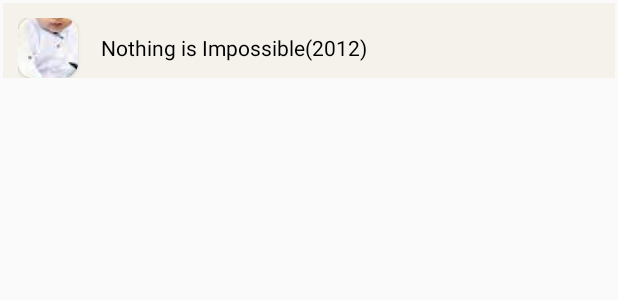
After one commit to vpy2021/apustruv, an Android app: the layout custom_movies_seach_design.xml on its own in the app's theme, with its tools: preview values and no code run, on a phone screen of 412 x 824 dp. The commit adds this screen. Shown: the top 300 px of the screen. Run offline under Robolectric (Android 15) with nearby library versions, the phone set to English and light mode, and no system bars; network calls fail.

Commit message:
Search Movies Screen

```diff
--- a/app/src/main/AndroidManifest.xml
+++ b/app/src/main/AndroidManifest.xml
@@ -15,6 +15,9 @@
         android:supportsRtl="true"
         android:theme="@style/Theme.Design.Light.NoActionBar"
         android:usesCleartextTraffic="true">
+        <activity
+            android:name=".Activity.MainActivity"
+            android:exported="true" />
         <activity
             android:name=".Activity.MemberScreenActivity"
             android:exported="true" />
@@ -41,7 +44,7 @@
         <activity android:name=".Activity.HomeActivity" />
         <activity android:name=".Activity.LoginActivity" />
         <activity android:name=".Activity.Account_setting2Activity" />
-        <activity android:name=".Activity.MainActivity">
+        <activity android:name="MoviesSearchActivity">
             <intent-filter>
                 <action android:name="android.intent.action.MAIN" />
 
--- a/app/src/main/res/layout/custom_input_design.xml
+++ b/app/src/main/res/layout/custom_input_design.xml
@@ -10,4 +10,5 @@
         android:bottomLeftRadius="15dp"
         android:topLeftRadius="15dp"
         android:topRightRadius="15dp" />
+
 </shape>
--- /dev/null
+++ b/app/src/main/res/layout/custom_movies_seach_design.xml
@@ -0,0 +1,49 @@
+<?xml version="1.0" encoding="utf-8"?>
+<LinearLayout xmlns:android="http://schemas.android.com/apk/res/android"
+    xmlns:app="http://schemas.android.com/apk/res-auto"
+    android:id="@+id/moviesLayoutID"
+    android:layout_width="match_parent"
+    android:layout_height="wrap_content"
+    android:layout_margin="2dp"
+    android:background="@color/bodycolor"
+    android:layout_marginTop="10dp"
+    android:orientation="vertical"
+    >
+
+    <LinearLayout
+        android:layout_width="match_parent"
+        android:layout_height="wrap_content"
+        android:layout_marginHorizontal="10dp"
+        android:layout_marginTop="10dp"
+        android:orientation="horizontal">
+
+        <androidx.cardview.widget.CardView
+            android:layout_width="40dp"
+            android:layout_height="40dp"
+            app:cardCornerRadius="10dp">
+
+            <ImageView
+                android:id="@+id/moviesProfileimgID"
+                android:layout_width="40dp"
+                android:layout_height="40dp"
+                android:scaleType="center"
+                android:src="@drawable/download"
+                app:civ_border_color="#FFFFFF"
+                app:civ_border_width="1dp" />
+
+        </androidx.cardview.widget.CardView>
+
+
+        <TextView
+            android:id="@+id/moviesTitleID"
+            android:layout_width="wrap_content"
+            android:layout_height="wrap_content"
+            android:layout_gravity="center_vertical"
+            android:layout_marginLeft="15dp"
+            android:text="Nothing is Impossible(2012)"
+            android:textColor="#000000"
+            android:textSize="14dp" />
+
+
+    </LinearLayout>
+</LinearLayout>
```
Also changed, not shown: app/src/main/java/com/example/apustruv/AdapterClass/MoviesSearchAdapter.java (added, +73 -0 lines), app/src/main/java/com/example/apustruv/Model/MoviesSearchModel.java (added, +30 -0 lines), app/src/main/java/com/example/apustruv/MoviesSearchActivity.java (added, +109 -0 lines), app/src/main/res/layout/activity_movies_search.xml (added, +29 -0 lines), app/src/main/res/layout/fragment_home.xml (+0 -24 lines).
